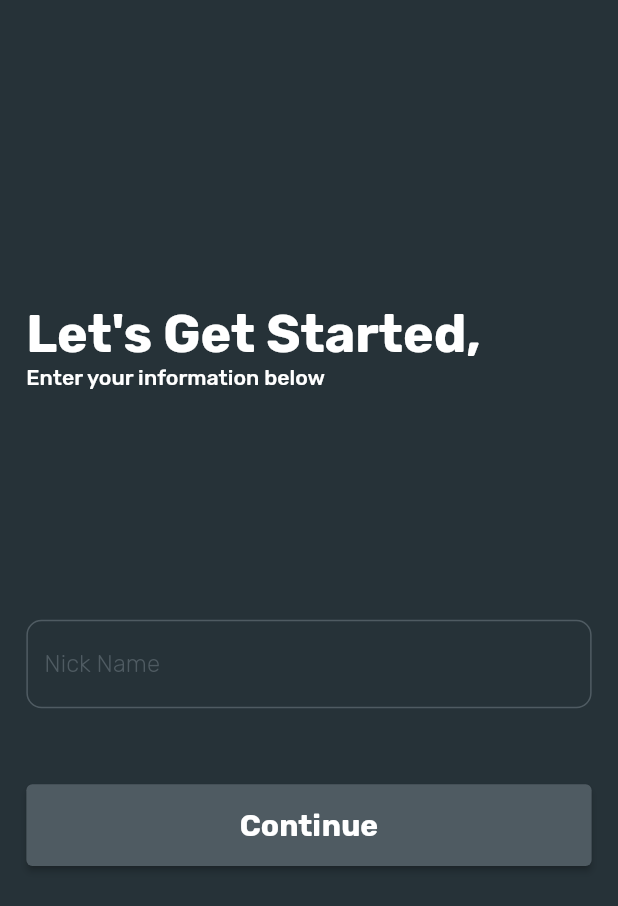
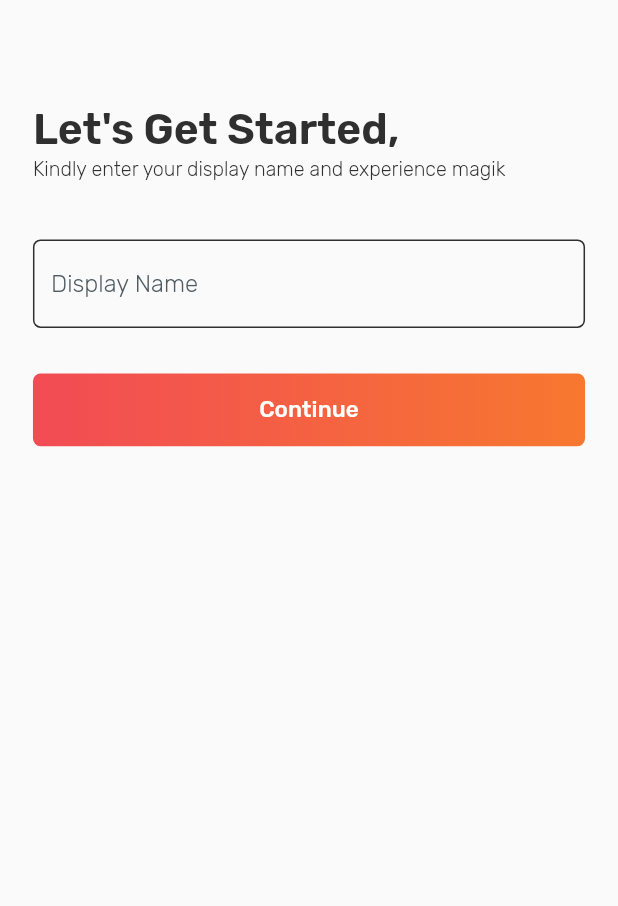
Before and after one commit to aosunlana/bankode, a Flutter app: the screen it shows after launch, on a phone screen of 412 x 824 dp. Shown: the top 906 px of the screen. Run offline on Flutter 3.47's test engine with Material 2 defaults, Android fonts, the phone set to English and light mode, and no system bars; our stand-ins replace bloc, camera, equatable, flutter_bloc, flutter_screenutil, flutter_svg and 4 more.

Commit message:
updated splash screen, entry screen & little fixes

```diff
--- a/analysis_options.yaml
+++ b/analysis_options.yaml
@@ -7,7 +7,7 @@
 
 # The following line activates a set of recommended lints for Flutter apps,
 # packages, and plugins designed to encourage good coding practices.
-include: package:flutter_lints/flutter.yaml
+# include: package:flutter_lints/flutter.yaml
 
 linter:
   # The lint rules applied to this project can be customized in the
--- a/lib/main.dart
+++ b/lib/main.dart
@@ -30,23 +30,21 @@ class BankodeApp extends StatelessWidget {
           )),
         ),
         BlocProvider<GeolocationCubit>(
-          create: (BuildContext context) => GeolocationCubit(LocationRepository()),
+          create: (BuildContext context) =>
+              GeolocationCubit(LocationRepository()),
         ),
       ],
       child: ScreenUtilInit(
         designSize: const Size(375, 812),
         minTextAdapt: true,
         splitScreenMode: true,
-        builder: () =>
-            MaterialApp(
+        builder: () => MaterialApp(
           debugShowCheckedModeBanner: false,
-              title: 'Bankode App',
+          title: 'Bankode',
           theme: ThemeData(
               primarySwatch: Colors.deepPurple,
               textTheme:
-                  GoogleFonts.rubikTextTheme(Theme
-                      .of(context)
-                      .textTheme)),
+                  GoogleFonts.rubikTextTheme(Theme.of(context).textTheme)),
           builder: (context, child) {
             return AnnotatedRegion<SystemUiOverlayStyle>(
               child: child!,
@@ -58,8 +56,8 @@ class BankodeApp extends StatelessWidget {
               ),
             );
           },
-              onGenerateTitle: (context) => "Bankode App",
-              initialRoute: RouteGenerator.onboardingView,
+          onGenerateTitle: (context) => "Bankode",
+          initialRoute: RouteGenerator.splashScreen,
           onGenerateRoute: RouteGenerator.generateRoute,
         ),
       ),
--- a/lib/presentation/screens/bank_view/bank_view.dart
+++ b/lib/presentation/screens/bank_view/bank_view.dart
@@ -46,7 +46,7 @@ class _BankInfoState extends State<BankInfo> {
                   infoTitle: 'Dial Bank USSD ${widget.bank.ussd}',
                   infoSubtitle:
                       'For swift transactions, you can tap here to dial\n Bank USSD directly',
-                  infoImage: 'assets/images/rocket.png',
+                  infoImage: 'assets/images/dial-logo.png',
                   infoColor: const Color(0XFFD2FFE2),
                   infoTitleColor: const Color(0xFF00A138)),
               SizedBox(
--- a/lib/presentation/screens/entry_view.dart
+++ b/lib/presentation/screens/entry_view.dart
@@ -17,73 +17,82 @@ class _EntryViewState extends State<EntryView> {
     TextEditingController controller = TextEditingController();
     return Scaffold(
       resizeToAvoidBottomInset: false,
-      backgroundColor: const Color(0xFF263238),
       body: SafeArea(
         child: SingleChildScrollView(
           child: Padding(
             padding:
-                EdgeInsets.symmetric(horizontal: ScreenUtil().setWidth(16)),
+                EdgeInsets.symmetric(horizontal: ScreenUtil().setWidth(20)),
             child: Column(
               crossAxisAlignment: CrossAxisAlignment.start,
               children: [
                 SizedBox(
-                  height: 200.h,
+                  height: 68.h,
                 ),
                 Text(
                   "Let's Get Started,",
                   style: GoogleFonts.rubik(
-                      fontSize: 34.sp,
-                      color: kPrimaryColor,
-                      fontWeight: FontWeight.w700),
+                      fontSize: 28.sp,
+                      color: Color(0XFF2F2F2F),
+                      fontWeight: FontWeight.w600),
                 ),
+                SizedBox(height: 2.h),
                 Text(
-                  "Enter your information below",
+                  "Kindly enter your display name and experience magik ",
                   style: GoogleFonts.rubik(
-                      fontSize: 14.sp,
-                      color: kPrimaryColor,
-                      fontWeight: FontWeight.w500),
+                      fontSize: 13.sp,
+                      color: Color(0XFF2F2F2F),
+                      fontWeight: FontWeight.w300),
                 ),
                 SizedBox(
-                  height: 150.h,
+                  height: 38.h,
                 ),
-                TextField(style: const TextStyle(color: kPrimaryColor),
+                TextField(
                   decoration: InputDecoration(
-                    hintText: 'Nick Name',
+                    hintText: 'Display Name',
                     hintStyle: const TextStyle(
-                        color: kEntryLightColor, fontWeight: FontWeight.w100,
+                      color: kEntryLightColor,
+                      fontWeight: FontWeight.w100,
                     ),
                     border: OutlineInputBorder(
-                      borderRadius: BorderRadius.circular(10.r),
+                      borderRadius: BorderRadius.circular(5.r),
                       borderSide: const BorderSide(
-                        color: kPrimaryColor,
+                        color: Color(0XFF2F2F2F),
                       ),
                     ),
                     enabledBorder: OutlineInputBorder(
-                        borderRadius: BorderRadius.circular(10.r),
-                        borderSide: const BorderSide(color: kEntryLightColor)),
+                        borderRadius: BorderRadius.circular(5.r),
+                        borderSide: const BorderSide(color: Color(0XFF2F2F2F))),
                     focusedBorder: OutlineInputBorder(
-                        borderRadius: BorderRadius.circular(10.r),
-                        borderSide: const BorderSide(color: kPrimaryColor)),
+                        borderRadius: BorderRadius.circular(5.r),
+                        borderSide: const BorderSide(color: Color(0XFF2F2F2F))),
                   ),
                   controller: controller,
                 ),
                 SizedBox(
-                  height: 50.h,
+                  height: 30.h,
                 ),
-                SizedBox(
+                Container(
+                  decoration: BoxDecoration(
+                    borderRadius: BorderRadius.circular(5.r),
+                    gradient: LinearGradient(colors: [
+                      Color(0XFFF24B55),
+                      Color(0XFFF7782F),
+                    ], begin: Alignment.centerLeft, end: Alignment.centerRight),
+                  ),
                   width: double.infinity,
                   child: ElevatedButton(
                     style: ElevatedButton.styleFrom(
-                      padding: EdgeInsets.symmetric(vertical: 15.h),
-                      primary: kEntryLightColor,
-                    ),
+                        padding: EdgeInsets.symmetric(vertical: 15.h),
+                        primary: Colors.transparent,
+                        shadowColor: Colors.transparent,
+                        elevation: 0),
                     onPressed: () => Navigator.of(context).pushNamed(
                         RouteGenerator.homeView,
                         arguments: controller.text),
                     child: Text(
                       'Continue',
                       style: GoogleFonts.rubik(
-                          fontSize: 20, fontWeight: FontWeight.w700),
+                          fontSize: 15, fontWeight: FontWeight.w500),
                     ),
                   ),
                 ),
--- a/lib/routes.dart
+++ b/lib/routes.dart
@@ -5,18 +5,19 @@ import 'package:bankode/presentation/screens/camera_view/camera_view.dart';
 import 'package:bankode/presentation/screens/camera_view/gallery_view.dart';
 import 'package:bankode/presentation/screens/entry_view.dart';
 import 'package:bankode/presentation/screens/home_view.dart';
-import 'package:bankode/presentation/screens/onboarding.dart';
 import 'package:camera/camera.dart';
 import 'package:flutter/material.dart';
 
+import 'presentation/screens/splash_screen.dart';
+
 class RouteGenerator {
   static const String entryView = '/';
-  static const String onboardingView = '/onboarding';
   static const String homeView = '/home';
   static const String randomView = '/random';
   static const String bankInfo = '/bankInfo';
   static const String cameraView = '/camera';
   static const String galleryView = '/gallery';
+  static const String splashScreen = '/splashScreen';
 
   RouteGenerator._();
   static Route<dynamic> generateRoute(RouteSettings settings) {
@@ -37,18 +38,21 @@ class RouteGenerator {
             bank: bank,
           ),
         );
-      case onboardingView:
+      case splashScreen:
         return MaterialPageRoute(
-          builder: (_) => const Onboarding(),
+          builder: (_) => const SplashScreen(),
         );
       case cameraView:
         final camera = settings.arguments as List<CameraDescription>;
         return MaterialPageRoute(
           builder: (_) => CameraScreen(cameras: camera),
-        );case galleryView:
+        );
+      case galleryView:
         final images = settings.arguments as List<File>;
         return MaterialPageRoute(
-          builder: (_) =>  GalleryScreen(images: images,),
+          builder: (_) => GalleryScreen(
+            images: images,
+          ),
         );
       default:
         throw const FormatException("Route not found");
```
Also changed, not shown: lib/presentation/screens/onboarding.dart (deleted, +0 -44 lines), lib/presentation/screens/splash_screen.dart (added, +49 -0 lines), pubspec.yaml (+8 -1 lines), assets/icons/app-icon.png (added), assets/images/app-logo.png (added), assets/images/bank-app.png (added), assets/images/bank-code.png (added), assets/images/bankode-text.png (added), assets/images/dial-logo.png (added), pubspec.lock, 22 other files. Lines whose indentation alone changed are shown as unchanged.
